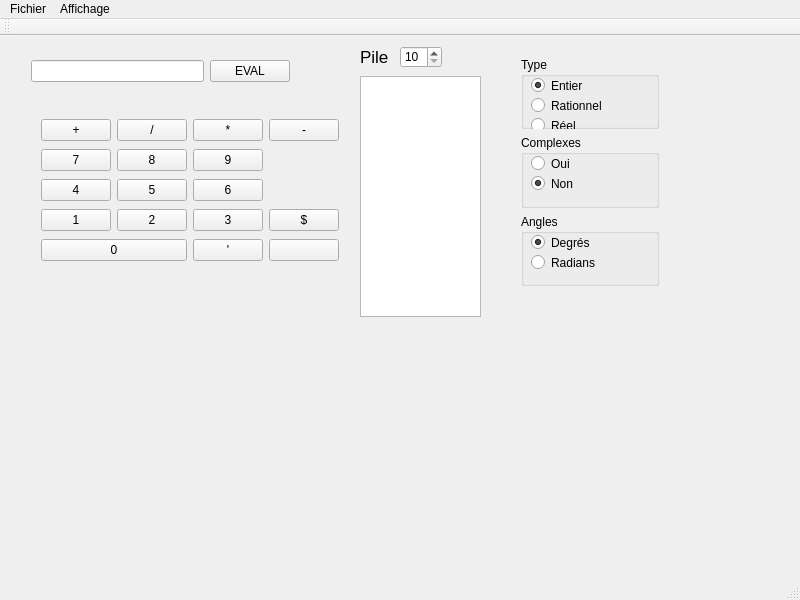
Above: mainwindow.ui from dufrotfl/lo21-projet before the change. Below: the same form after it.
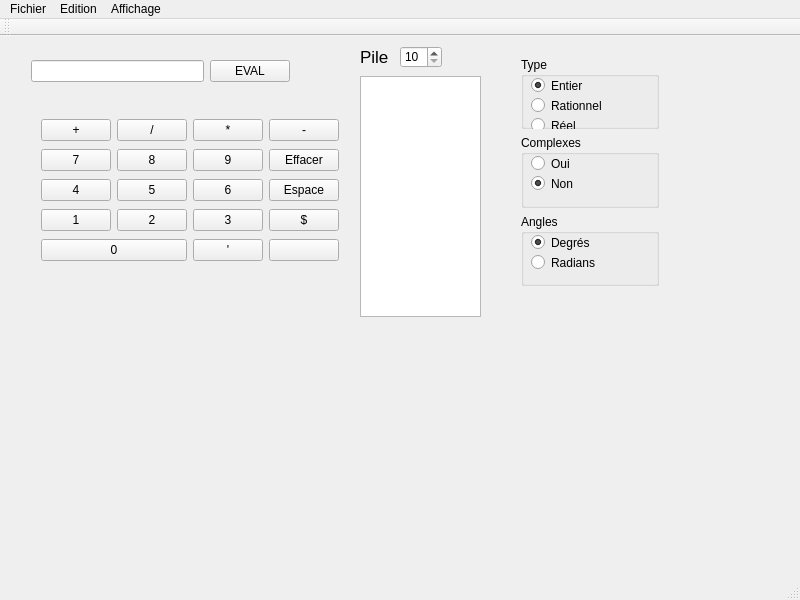
That is the form after the change.

```diff
--- a/mainwindow.ui
+++ b/mainwindow.ui
@@ -190,6 +190,20 @@
        </property>
       </widget>
      </item>
+     <item row="2" column="3">
+      <widget class="QPushButton" name="EspacePushButton">
+       <property name="text">
+        <string>Espace</string>
+       </property>
+      </widget>
+     </item>
+     <item row="1" column="3">
+      <widget class="QPushButton" name="DeletePushButton">
+       <property name="text">
+        <string>Effacer</string>
+       </property>
+      </widget>
+     </item>
     </layout>
    </widget>
    <widget class="QWidget" name="gridLayoutWidget_2">
@@ -413,7 +427,15 @@
     <addaction name="actionQuitter"/>
     <addaction name="actionA_propos"/>
    </widget>
+   <widget class="QMenu" name="menuEdition">
+    <property name="title">
+     <string>Edition</string>
+    </property>
+    <addaction name="actionAnnuler"/>
+    <addaction name="actionR_tablir"/>
+   </widget>
    <addaction name="menuFichier"/>
+   <addaction name="menuEdition"/>
    <addaction name="menuAffichage"/>
   </widget>
   <widget class="QToolBar" name="mainToolBar">
```
Left out of the diff: 12 changed lines with no effect on the pictures.
